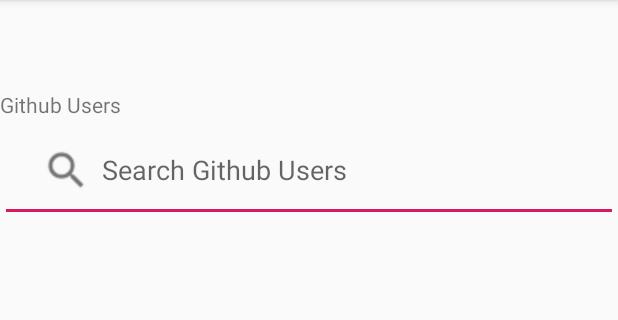
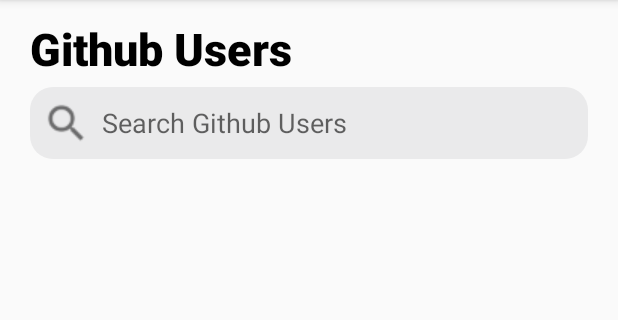
Before and after one commit to dcharrez/Ravn, an Android app: the screen it shows after launch (MainActivity), on a phone screen of 412 x 824 dp, the part 84-404 px from its top. Run offline under Robolectric (Android 15) with nearby library versions, the phone set to English and light mode, and no system bars.

Commit message:
Now the title and input box look like the template given by Ravn

```diff
--- /dev/null
+++ b/app/src/main/res/drawable/button_user_input.xml
@@ -0,0 +1,11 @@
+<?xml version="1.0" encoding="utf-8"?>
+<!--  res/drawable/rounded_edittext.xml -->
+<shape xmlns:android="http://schemas.android.com/apk/res/android"
+       android:shape="rectangle" android:padding="10dp">
+    <solid android:color="@color/colorGray"/>
+    <corners
+            android:bottomRightRadius="15dp"
+            android:bottomLeftRadius="15dp"
+            android:topLeftRadius="15dp"
+            android:topRightRadius="15dp"/>
+</shape>
--- a/app/src/main/res/layout/activity_main.xml
+++ b/app/src/main/res/layout/activity_main.xml
@@ -10,27 +10,34 @@
     <LinearLayout
             android:layout_width="match_parent"
             android:layout_height="match_parent"
-        android:orientation="vertical">
+            android:orientation="vertical" app:layout_constraintEnd_toEndOf="parent"
+            tools:layout_editor_absoluteY="0dp">
 
         <TextView
+                style="@style/CustomTitleText"
                 android:id="@+id/app_main_title"
                 android:layout_width="wrap_content"
                 android:layout_height="wrap_content"
                 android:text="Github Users"
-            android:layout_marginTop="60dp"
+                android:layout_marginTop="12dp"
                 app:layout_constraintBottom_toBottomOf="parent"
                 app:layout_constraintLeft_toLeftOf="parent"
                 app:layout_constraintRight_toRightOf="parent"
-            app:layout_constraintTop_toTopOf="@id/github_user_input"/>
+                app:layout_constraintTop_toTopOf="@id/github_user_input"
+                android:paddingLeft="20dp"
+        />
 
         <EditText
                 android:id="@+id/github_user_input"
                 android:layout_width="match_parent"
                 android:layout_height="wrap_content"
-            android:paddingLeft="20dp"
-            android:paddingRight="20dp"
+                android:layout_marginLeft="20dp"
+                android:layout_marginRight="20dp"
                 android:drawableLeft="@drawable/ic_search"
-            android:hint="Search Github Users"/>
+                android:layout_marginTop="5dp"
+                android:hint="Search Github Users"
+                android:background="@drawable/button_user_input"/>
     </LinearLayout>
 
+
 </android.support.constraint.ConstraintLayout>
--- a/app/src/main/res/values/colors.xml
+++ b/app/src/main/res/values/colors.xml
@@ -3,4 +3,7 @@
     <color name="colorPrimary">#008577</color>
     <color name="colorPrimaryDark">#00574B</color>
     <color name="colorAccent">#D81B60</color>
+    <color name="colorBlue">#1C5A7E</color>
+    <color name="colorBlack">#000000</color>
+    <color name="colorGray">#EAEAEB</color>
 </resources>
--- a/app/src/main/res/values/styles.xml
+++ b/app/src/main/res/values/styles.xml
@@ -8,4 +8,12 @@
         <item name="colorAccent">@color/colorAccent</item>
     </style>
 
+    <style name="CustomTitleText" parent="TextAppearance.AppCompat.Title">
+        <item name="android:textSize">30sp</item>
+        <item name="android:textColor">@color/colorBlack</item>
+        <item name="android:textStyle">bold</item>
+    </style>
+
+
+
 </resources>
```
Lines whose indentation alone changed are shown as unchanged.
